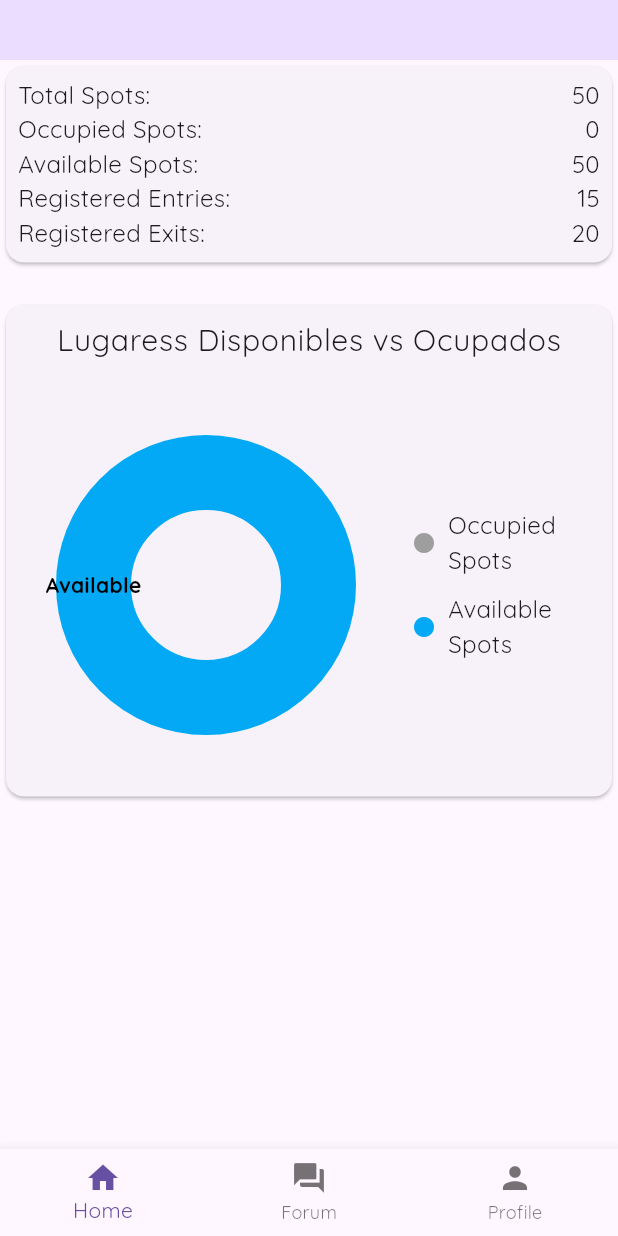
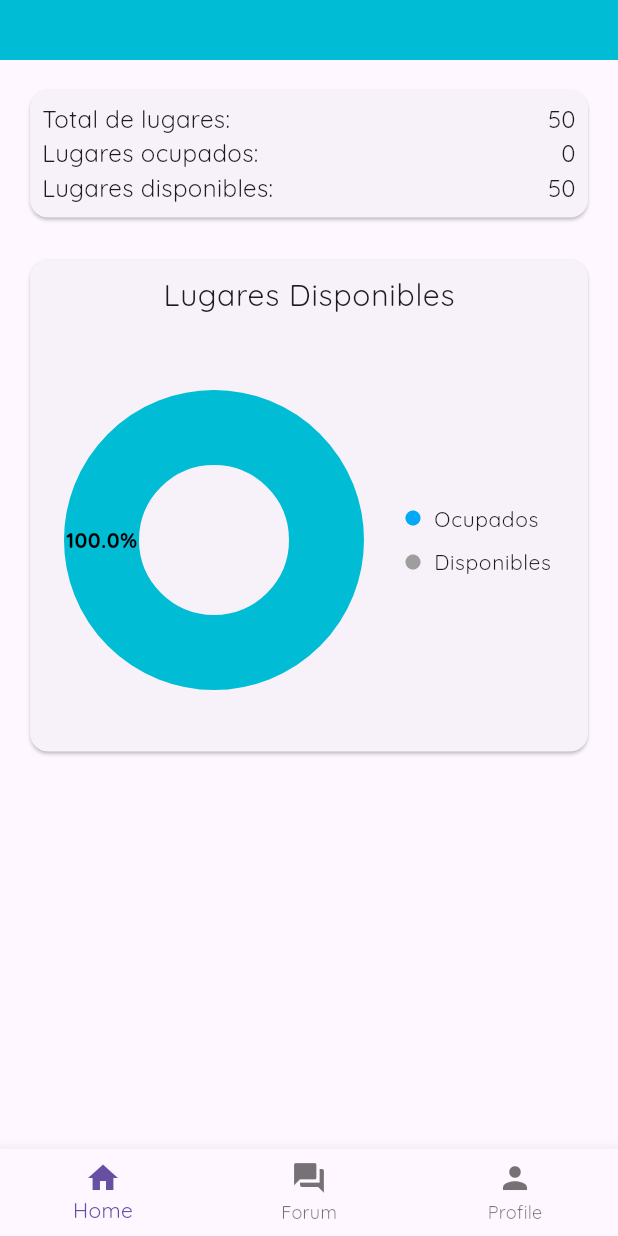
Before and after one commit to jd-becerra/proyectoFlutter, a Flutter app: the screen it shows after launch, after a tap on "Login", on a phone screen of 412 x 824 dp. Run offline on Flutter 3.47's test engine with Material 3 defaults, Android fonts, the light colour scheme and no system bars; drawn by our look-alikes of fl_chart; our stand-ins replace google_fonts.

Commit message:
Update theme colors to cyan and enhance pie chart labels with percentage values

```diff
--- a/lib/main.dart
+++ b/lib/main.dart
@@ -23,8 +23,8 @@ class MyApp extends StatelessWidget {
       title: 'Parking App',
       theme: ThemeData(
           brightness: Brightness.light,
-          primarySwatch: Colors.lightBlue,
-          primaryColor: Colors.lightBlue,
+          primarySwatch: Colors.cyan,
+          primaryColor: Colors.cyan,
           textTheme: TextTheme(
             bodyLarge: GoogleFonts.quicksand(fontSize: 20.0),
             bodyMedium: GoogleFonts.quicksand(fontSize: 16.0),
@@ -32,7 +32,7 @@ class MyApp extends StatelessWidget {
           )),
       darkTheme: ThemeData(
           brightness: Brightness.dark,
-          primarySwatch: Colors.lightBlue,
+          primarySwatch: Colors.cyan,
           textTheme: TextTheme(bodyMedium: GoogleFonts.bitter(fontSize: 14.0))),
       home: Login(),
     );
--- a/lib/screens/home.dart
+++ b/lib/screens/home.dart
@@ -27,7 +27,9 @@ class Home extends StatelessWidget {
         toolbarHeight: 40,
         flexibleSpace: const AppTitle(text: 'Información del Estacionamiento'),
       ),
-      body: Column(
+      body: Padding(
+        padding: const EdgeInsets.all(16.0),
+        child: Column(
           crossAxisAlignment: CrossAxisAlignment.center,
           children: [
             Card(
@@ -41,32 +43,20 @@ class Home extends StatelessWidget {
                   children: [
                     TableRow(
                       children: [
-                      Text('Total Spots:', textAlign: TextAlign.left),
+                        Text('Total de lugares:', textAlign: TextAlign.left),
                         Text('$totalSpots', textAlign: TextAlign.right),
                       ],
                     ),
                     TableRow(
                       children: [
-                      Text('Occupied Spots:', textAlign: TextAlign.left),
+                        Text('Lugares ocupados:', textAlign: TextAlign.left),
                         Text('$occupiedSpots', textAlign: TextAlign.right),
                       ],
                     ),
                     TableRow(
                       children: [
-                      Text('Available Spots:', textAlign: TextAlign.left),
+                        Text('Lugares disponibles:', textAlign: TextAlign.left),
                         Text('$availableSpots', textAlign: TextAlign.right),
-                    ],
-                  ),
-                  TableRow(
-                    children: [
-                      Text('Registered Entries:', textAlign: TextAlign.left),
-                      Text('$registeredEntries', textAlign: TextAlign.right),
-                    ],
-                  ),
-                  TableRow(
-                    children: [
-                      Text('Registered Exits:', textAlign: TextAlign.left),
-                      Text('$registeredExits', textAlign: TextAlign.right),
                       ],
                     ),
                   ],
@@ -82,7 +72,7 @@ class Home extends StatelessWidget {
                       Padding(
                         padding: const EdgeInsets.all(8.0),
                         child: Text(
-                        'Lugaress Disponibles vs Ocupados',
+                          'Lugares Disponibles',
                           style: Theme.of(context).textTheme.bodyLarge,
                         ),
                       ),
@@ -118,11 +108,18 @@ class Home extends StatelessWidget {
                                   children: [
                                     Icon(
                                       Icons.circle,
-                                    color: Colors.grey,
-                                    size: 16,
+                                      color: Colors.lightBlue,
+                                      size: 12,
                                     ),
                                     const SizedBox(width: 8),
-                                  Flexible(child: Text('Occupied Spots')),
+                                    Flexible(
+                                      child: Text(
+                                        'Ocupados',
+                                        style: Theme.of(
+                                          context,
+                                        ).textTheme.bodySmall,
+                                      ),
+                                    ),
                                   ],
                                 ),
                                 const SizedBox(height: 10),
@@ -130,11 +127,18 @@ class Home extends StatelessWidget {
                                   children: [
                                     Icon(
                                       Icons.circle,
-                                    color: Colors.lightBlue,
-                                    size: 16,
+                                      color: Colors.grey,
+                                      size: 12,
                                     ),
                                     const SizedBox(width: 8),
-                                  Flexible(child: Text('Available Spots')),
+                                    Flexible(
+                                      child: Text(
+                                        'Disponibles',
+                                        style: Theme.of(
+                                          context,
+                                        ).textTheme.bodySmall,
+                                      ),
+                                    ),
                                   ],
                                 ),
                               ],
@@ -149,6 +153,7 @@ class Home extends StatelessWidget {
             ),
           ],
         ),
+      ),
     );
   }
 }
--- a/lib/widgets/pie_chart.dart
+++ b/lib/widgets/pie_chart.dart
@@ -23,7 +23,7 @@ class ParkingPieChart extends StatelessWidget {
           PieChartSectionData(
             value: occupiedSpots.toDouble(),
             color: Colors.grey,
-            title: 'Occupied',
+            title: '${(occupiedSpots / totalSpots * 100).toStringAsFixed(1)}%',
             radius: radius,
             titleStyle: const TextStyle(
               fontSize: 14,
@@ -33,9 +33,9 @@ class ParkingPieChart extends StatelessWidget {
           ),
           PieChartSectionData(
             value: availableSpots.toDouble(),
-            color: Colors.lightBlue,
+            color: Colors.cyan,
             borderSide: BorderSide(style: BorderStyle.solid, color: Colors.grey, width: 6),
-            title: 'Available',
+            title: '${(availableSpots / totalSpots * 100).toStringAsFixed(1)}%',
             radius: radius,
             titleStyle: const TextStyle(
               fontSize: 14,
--- a/lib/widgets/title.dart
+++ b/lib/widgets/title.dart
@@ -10,7 +10,7 @@ class AppTitle extends StatelessWidget {
       width: double.infinity,
       child: Container(
         width: double.infinity,
-        color: Theme.of(context).colorScheme.primaryContainer,
+        color: Colors.cyan,
         padding: const EdgeInsets.only(top: 24.0, right: 8.0, left: 8.0, bottom: 8.0),
         child: Text(
           text,
```
Lines whose indentation alone changed are shown as unchanged.
